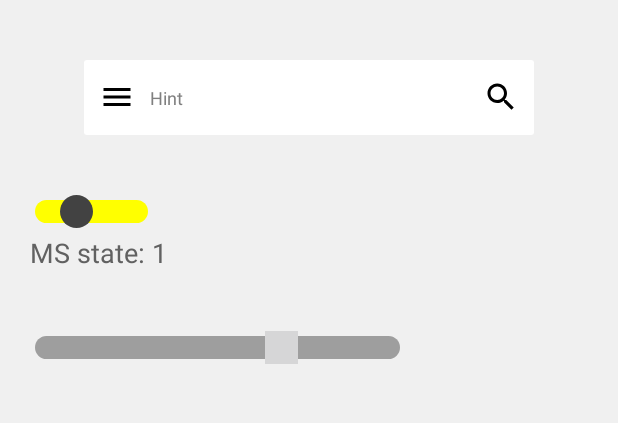
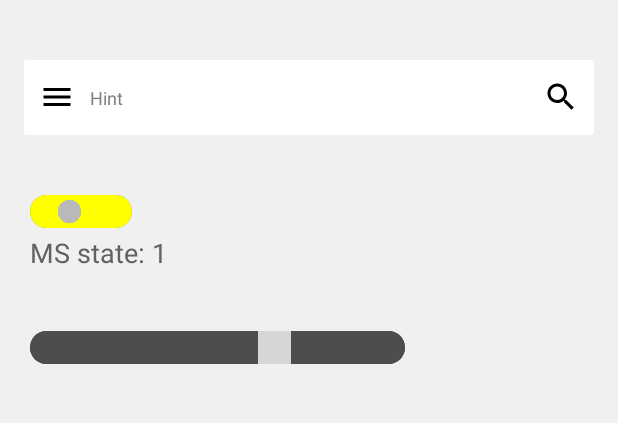
Before and after one commit to AntonMolganov/UIComponents, an Android app: the screen it shows after launch (MainActivity), after a tap on an icon or button, on a phone screen of 412 x 824 dp, the part 105-528 px from its top. Run offline under Robolectric (Android 15) with nearby library versions, the phone set to English and light mode, and no system bars; grey boxes are pictures that could not be loaded.

Commit message:
Bugs fixed Added toogleScale attribute Added toggleRelativePadding attribute

```diff
--- a/app/src/main/res/layout/activity_main.xml
+++ b/app/src/main/res/layout/activity_main.xml
@@ -26,7 +26,7 @@
 
     <com.example.uicomponents.SearchBar
         android:id="@+id/searchbar"
-        android:layout_width="wrap_content"
+        android:layout_width="match_parent"
         android:layout_height="wrap_content"
         android:layout_marginTop="20dp"
         android:layout_marginLeft="16dp"
@@ -60,10 +60,9 @@
             android:layout_height="wrap_content"
             multistateswitch:current_state="0"
             multistateswitch:states_qty="4"
+            multistateswitch:toggleScale="0.7"
             multistateswitch:direction="right"
-            multistateswitch:enabled="true"
-            multistateswitch:barColor="@color/grey"
-            multistateswitch:toggleColor="@color/greyDarkDark"/>
+            multistateswitch:enabled="true"/>
         <TextView
             android:id="@+id/ms1_label"
             android:layout_width="wrap_content"
@@ -90,11 +89,9 @@
             android:layout_height="wrap_content"
             multistateswitch:current_state="4"
             multistateswitch:states_qty="7"
+            multistateswitch:toggleScale="1.5"
             multistateswitch:direction="bounce"
-            multistateswitch:enabled="true"
-            multistateswitch:toggleDrawable="@drawable/ic_search_black_24dp"
-            multistateswitch:barColor="@color/grey"
-            multistateswitch:toggleColor="@color/grey"/>
+            multistateswitch:enabled="true"/>
         <TextView
             android:id="@+id/ms2_label"
             android:layout_width="wrap_content"
--- a/uicomponents/src/main/java/com/example/uicomponents/MultistateSwitch.java
+++ b/uicomponents/src/main/java/com/example/uicomponents/MultistateSwitch.java
@@ -4,7 +4,7 @@ import android.animation.LayoutTransition;
 import android.annotation.TargetApi;
 import android.content.Context;
 import android.content.res.TypedArray;
-import android.graphics.Color;
+import android.graphics.Canvas;
 import android.graphics.drawable.Drawable;
 import android.graphics.drawable.GradientDrawable;
 import android.graphics.drawable.TransitionDrawable;
@@ -24,12 +24,8 @@ import java.util.Collections;
 import java.util.LinkedList;
 
 
-public class MultistateSwitch extends RelativeLayout implements View.OnClickListener, View.OnLayoutChangeListener {
+public class MultistateSwitch extends RelativeLayout implements View.OnClickListener {
     private static final int ANIMATION_DURATION = 150;
-    private static final int DEFAULT_STATES_QTY = 2;
-    private static final int DEFAULT_STATE = 0;
-    private static final boolean DEFAULT_ENABLED = true;
-    private static final int DEFAULT_DIRECTION = DIRECTION_RIGHT;
 
     private static final int DIRECTION_RIGHT = 0;
     private static final int DIRECTION_LEFT = 1;
@@ -38,8 +34,16 @@ public class MultistateSwitch extends RelativeLayout implements View.OnClickList
     private static final float ENABLED_ALPHA_VALUE = 1.0f;
     private static final float DISABLED_ALPHA_VALUE = 0.6f;
 
-    private static final int DEFAULT_BAR_COLOR = 0xFF7E7E7E;
-    private static final int DEFAULT_TOGGLE_COLOR = 0xFF616161;
+    private static final int DEFAULT_STATES_QTY = 2;
+    private static final int DEFAULT_STATE = 0;
+    private static final boolean DEFAULT_ENABLED = true;
+    private static final int DEFAULT_DIRECTION = DIRECTION_RIGHT;
+    private static final float DEFAULT_TOGGLE_SCALE = 1f;
+    private static final int DEFAULT_BAR_COLOR = 0xff4d4d4d;
+    private static final int DEFAULT_TOGGLE_COLOR = 0xffb9b9b9;
+    private static final float DEFAULT_TOGGLE_RELATIVE_PADDING = 0.1f;
+
+
 
     private static final String BUNDLE_KEY_STATE = "CurrentState";
     private static final String BUNDLE_KEY_STATES_QTY = "StateQty";
@@ -47,23 +51,26 @@ public class MultistateSwitch extends RelativeLayout implements View.OnClickList
     private static final String BUNDLE_KEY_ENABLED = "Enabled";
     private static final String BUNDLE_KEY_BAR_COLOR = "BarColor";
     private static final String BUNDLE_KEY_TOGGLE_COLOR = "ToggleColor";
-    private static final String BUNDLE_KEY_TOGGLE_DRAWABLE = "ToggleDrawable";
     private static final String BUNDLE_BAR_COLORS = "BarColors";
     private static final String BUNDLE_TOGGLE_COLORS = "ToggleColors";
-    private static final String BUNDLE_TOGGLE_DRAWABLES = "ToggleDrawables";
 
 
 
     private LayoutTransition mLayoutTransition;
+    private RelativeLayout mParentLayout;
     private ToggleImageView mToggle;
     private ImageView mBar;
-    private float mRealDivisionSize;
 
     private int mCurrentState = DEFAULT_STATE;
     private int mStatesQty = DEFAULT_STATES_QTY;
     private boolean mEnabled;
     private int mDirection;
     private int mCurrentDirection;
+
+    private int mSpecifiedDivisionLength;
+    private int mDivisionLength;
+    private float mToggleScale;
+    private float mToggleRelativePadding;
 
     private int mBarColor;
     private int[] mBarColors;
@@ -73,6 +80,7 @@ public class MultistateSwitch extends RelativeLayout implements View.OnClickList
 
     private Drawable mToggleDrawable;
     private Drawable[] mToggleDrawables;
+
 
 
 
@@ -93,15 +101,13 @@ public class MultistateSwitch extends RelativeLayout implements View.OnClickList
         inflater.inflate(R.layout.multistateswitch, this, true);
         mToggle = (ToggleImageView) findViewById(R.id.toggle);
         mBar = (ImageView) findViewById(R.id.bar);
-        RelativeLayout mParentLayout = (RelativeLayout) findViewById(R.id.parent);
+        mParentLayout = (RelativeLayout) findViewById(R.id.parent);
         if (mLayoutTransition == null) {
             mLayoutTransition = new LayoutTransition();
             mLayoutTransition.setDuration(ANIMATION_DURATION);
             mLayoutTransition.enableTransitionType(LayoutTransition.CHANGING);
             mLayoutTransition.setInterpolator(LayoutTransition.CHANGING, new FastOutLinearInInterpolator());
         }
-        setLayoutTransition(mLayoutTransition);
-        mParentLayout.setLayoutTransition(mLayoutTransition);
 
         TypedArray typedArray = context.getTheme().obtainStyledAttributes(attrs, R.styleable.MultistateSwitch, defStyleAttr, 0);
         try {
@@ -115,7 +121,10 @@ public class MultistateSwitch extends RelativeLayout implements View.OnClickList
             mCurrentDirection = DIRECTION_RIGHT;
             mBarColor = typedArray.getColor(R.styleable.MultistateSwitch_barColor, DEFAULT_BAR_COLOR);
             mToggleColor = typedArray.getColor(R.styleable.MultistateSwitch_toggleColor, DEFAULT_TOGGLE_COLOR);
+            mToggleScale = typedArray.getFloat(R.styleable.MultistateSwitch_toggleScale, DEFAULT_TOGGLE_SCALE);
+            mToggleRelativePadding = typedArray.getFloat(R.styleable.MultistateSwitch_toggleRelativePadding, DEFAULT_TOGGLE_RELATIVE_PADDING);
 
+            mSpecifiedDivisionLength = getResources().getDimensionPixelSize(R.dimen.multistateswitch_default_division_length);
             int toggle_drawable_id = typedArray.getResourceId(R.styleable.MultistateSwitch_toggleDrawable, 0);
             if (toggle_drawable_id == 0) {
                 mToggleDrawable = null;
@@ -126,57 +135,27 @@ public class MultistateSwitch extends RelativeLayout implements View.OnClickList
             typedArray.recycle();
         }
 
-        setState(mCurrentState);
-        addOnLayoutChangeListener(this);
+
+        setState(mCurrentState, false);
+
         setOnClickListener(this);
-    }
-
-    @Override
-    protected Parcelable onSaveInstanceState() {
-        Bundle bundle = (Bundle) super.onSaveInstanceState();
-        bundle.putInt(BUNDLE_KEY_STATE, mCurrentState);
-        bundle.putInt(BUNDLE_KEY_STATES_QTY, mStatesQty);
-        bundle.putBoolean(BUNDLE_KEY_ENABLED, mEnabled);
-        bundle.putInt(BUNDLE_KEY_DIRECTION, mDirection);
-        bundle.putInt(BUNDLE_KEY_BAR_COLOR, mBarColor);
-        bundle.putInt(BUNDLE_KEY_TOGGLE_COLOR, mToggleColor);
-        bundle.putIntArray(BUNDLE_BAR_COLORS, mBarColors);
-        bundle.putIntArray(BUNDLE_TOGGLE_COLORS, mToggleColors);
-        return bundle;
-    }
-
-    @Override
-    protected void onRestoreInstanceState(Parcelable state) {
-        super.onRestoreInstanceState(state);
-        Bundle prevState = (Bundle) state;
-        mCurrentState = prevState.getInt(BUNDLE_KEY_STATE, DEFAULT_STATE);
-        mStatesQty = prevState.getInt(BUNDLE_KEY_STATES_QTY, DEFAULT_STATES_QTY);
-        mEnabled = prevState.getBoolean(BUNDLE_KEY_ENABLED, DEFAULT_ENABLED);
-        mDirection = prevState.getInt(BUNDLE_KEY_DIRECTION, DEFAULT_DIRECTION);
-        mDirection = prevState.getInt(BUNDLE_KEY_DIRECTION, DEFAULT_DIRECTION);
-        mBarColor = prevState.getInt(BUNDLE_KEY_BAR_COLOR, DEFAULT_BAR_COLOR);
-        mToggleColor = prevState.getInt(BUNDLE_KEY_TOGGLE_COLOR, DEFAULT_TOGGLE_COLOR);
-        mBarColors = prevState.getIntArray(BUNDLE_BAR_COLORS);
-        mToggleColors = prevState.getIntArray(BUNDLE_TOGGLE_COLORS);
-        setState(mCurrentState);
-        notifyListeners();
-    }
-
-
-    @Override
-    public void onLayoutChange(View view, int i, int i1, int i2, int i3, int i4, int i5, int i6, int i7) {
-        removeOnLayoutChangeListener(this);
-        measure(getMeasuredWidth(), getMeasuredHeight());
     }
 
     public int getState(){
         return mCurrentState;
     }
 
-    public void setState(int state) {
+    public void setState(int state, boolean animated) {
+        if (animated){
+            mParentLayout.setLayoutTransition(mLayoutTransition);
+            setLayoutTransition(mLayoutTransition);
+        }else{
+            mParentLayout.setLayoutTransition(null);
+            setLayoutTransition(null);
+        }
         mCurrentState = state;
-        setAppearance();
-        setTogglePosition();
+        setDrawables();
+        setPositions();
     }
 
     private int getNextState() {
@@ -206,49 +185,76 @@ public class MultistateSwitch extends RelativeLayout implements View.OnClickList
 
     @Override
     protected void onMeasure(int widthMeasureSpec, int heightMeasureSpec) {
-        super.onMeasure(widthMeasureSpec, heightMeasureSpec);
         int widthMode = MeasureSpec.getMode(widthMeasureSpec);
         int heightMode = MeasureSpec.getMode(heightMeasureSpec);
 
 
-        int defaultWidth = getResources().getDimensionPixelSize(R.dimen.multistateswitch_default_interval)*(mStatesQty -1)+mToggle.getWidth();
+        int width;
+        int height;
 
-        if (widthMode != MeasureSpec.EXACTLY) {
-            if ((widthMode == MeasureSpec.UNSPECIFIED) || (widthMode == MeasureSpec.AT_MOST && defaultWidth < MeasureSpec.getSize(widthMeasureSpec))) widthMeasureSpec = MeasureSpec.makeMeasureSpec(defaultWidth, MeasureSpec.EXACTLY);
+
+        int default_height = getResources().getDimensionPixelSize(R.dimen.multistateswitch_default_height);
+
+        if (widthMode != MeasureSpec.EXACTLY && heightMode != MeasureSpec.EXACTLY){
+            height = default_height;
+            if ((heightMode == MeasureSpec.UNSPECIFIED) || (heightMode == MeasureSpec.AT_MOST && height < MeasureSpec.getSize(heightMeasureSpec))) heightMeasureSpec = MeasureSpec.makeMeasureSpec(height, MeasureSpec.EXACTLY);
+            width = mSpecifiedDivisionLength * (mStatesQty - 1) + height;
+            if ((widthMode == MeasureSpec.UNSPECIFIED) || (widthMode == MeasureSpec.AT_MOST && width < MeasureSpec.getSize(widthMeasureSpec))) widthMeasureSpec = MeasureSpec.makeMeasureSpec(width, MeasureSpec.EXACTLY);
+        }else if (widthMode != MeasureSpec.EXACTLY){
+            height = MeasureSpec.getSize(heightMeasureSpec);
+            width = mSpecifiedDivisionLength * (mStatesQty - 1) + height;
+            if ((widthMode == MeasureSpec.UNSPECIFIED) || (widthMode == MeasureSpec.AT_MOST && width < MeasureSpec.getSize(widthMeasureSpec))) widthMeasureSpec = MeasureSpec.makeMeasureSpec(width, MeasureSpec.EXACTLY);
+        }else if (heightMode != MeasureSpec.EXACTLY){
+            width = MeasureSpec.getSize(widthMeasureSpec);
+            if (width < default_height) {
+                height = width;
+            }else{
+                height = default_height;
+            }
+            if ((heightMode == MeasureSpec.UNSPECIFIED) || (heightMode == MeasureSpec.AT_MOST && height < MeasureSpec.getSize(heightMeasureSpec))) heightMeasureSpec = MeasureSpec.makeMeasureSpec(height, MeasureSpec.EXACTLY);
         }
-
-        int defaultHeight = getResources().getDimensionPixelSize(R.dimen.multistateswitch_default_height);
-        if (heightMode != MeasureSpec.EXACTLY) {
-            if ((heightMode == MeasureSpec.UNSPECIFIED) || (heightMode == MeasureSpec.AT_MOST && defaultHeight < MeasureSpec.getSize(heightMeasureSpec))) heightMeasureSpec = MeasureSpec.makeMeasureSpec(defaultHeight, MeasureSpec.EXACTLY);
-        }
-
         if (MeasureSpec.getSize(widthMeasureSpec) < MeasureSpec.getSize(heightMeasureSpec)) heightMeasureSpec = MeasureSpec.makeMeasureSpec(MeasureSpec.getSize(widthMeasureSpec), MeasureSpec.getMode(heightMeasureSpec));
 
+        mDivisionLength = Math.round(((float)MeasureSpec.getSize(widthMeasureSpec) - MeasureSpec.getSize(heightMeasureSpec)) / (mStatesQty - 1));
 
-        int barHeight = mToggle.getHeight() * 2 / 3;
-        int margin = (mToggle.getHeight() - barHeight ) / 2;
-        LayoutParams params = (LayoutParams) mBar.getLayoutParams();
-        params.setMargins(margin, margin, margin, margin);
-        mBar.setLayoutParams(params);
-
-        mRealDivisionSize = ((float)mBar.getWidth() - barHeight) / (mStatesQty - 1);
-        setTogglePosition();
-
+        setPositions();
         super.onMeasure(widthMeasureSpec, heightMeasureSpec);
     }
 
-    private void setTogglePosition() {
+    private void setPositions() {
+        if (mToggleScale > 1){
+            int barHeight = Math.round((float)mToggle.getHeight()  / mToggleScale);
+            int barMargin = Math.round(((float)getHeight()-barHeight)/2);
+            MarginLayoutParams barParams = ((MarginLayoutParams) mBar.getLayoutParams());
+            barParams.setMargins(barMargin,
+                    barMargin,
+                    barMargin,
+                    barMargin);
+            mBar.setLayoutParams(barParams);
+        }
+
         MarginLayoutParams toggleParams = ((MarginLayoutParams) mToggle.getLayoutParams());
-        int margin = (mCurrentState != mStatesQty - 1) ? (int) (mRealDivisionSize * mCurrentState) : getWidth() - mToggle.getWidth();
-        toggleParams.setMargins(margin,
-                toggleParams.topMargin,
-                toggleParams.rightMargin,
-                toggleParams.bottomMargin);
+        if (mToggleScale < 1){
+            int toggleSize = Math.round(getHeight() * mToggleScale);
+            int toggleVerticalMargin = Math.round((getHeight() - toggleSize) / 2);
+            int toggleLeftMargin = (mCurrentState != mStatesQty - 1) ? toggleVerticalMargin + mDivisionLength * mCurrentState : getWidth() - mToggle.getWidth() - toggleVerticalMargin;
+            toggleParams.setMargins(toggleLeftMargin,
+                    toggleVerticalMargin,
+                    toggleParams.rightMargin,
+                    toggleVerticalMargin);
+        }else{
+            int toggleLeftMargin = (mCurrentState != mStatesQty - 1) ? mDivisionLength * mCurrentState : getWidth() - mToggle.getWidth();
+            toggleParams.setMargins(toggleLeftMargin,
+                    toggleParams.topMargin,
+                    toggleParams.rightMargin,
+                    toggleParams.bottomMargin);
+        }
         mToggle.setLayoutParams(toggleParams);
+        int padding = Math.round(mToggle.getWidth() * mToggleRelativePadding);
+        mToggle.setPadding(padding, padding, padding, padding);
     }
 
-    private void setAppearance() {
-
+    private void setDrawables() {
         Drawable nextBarDrawable = ContextCompat.getDrawable(getContext(), R.drawable.multistateswitch);
         ((GradientDrawable) nextBarDrawable).setColor(getBarColor(mCurrentState));
         if (mBar.getDrawable() == null) {
@@ -256,7 +262,6 @@ public class MultistateSwitch extends RelativeLayout implements View.OnClickList
         }else{
             Drawable currentBarDrawable = mBar.getDrawable() instanceof TransitionDrawable ? ((TransitionDrawable) mBar.getDrawable()).getDrawable(1) : mBar.getDrawable();
             TransitionDrawable transitionDrawable = new TransitionDrawable(new Drawable[]{ currentBarDrawable, nextBarDrawable});
-            transitionDrawable.setCrossFadeEnabled(true);
             mBar.setImageDrawable(transitionDrawable);
             transitionDrawable.startTransition(ANIMATION_DURATION);
         }
@@ -267,9 +272,9 @@ public class MultistateSwitch extends RelativeLayout implements View.OnClickList
             mToggle.setBackground(nextToggleBackgroundDrawable);
         }else{
             Drawable currentToggleBackgroundDrawable = mToggle.getBackground() instanceof TransitionDrawable ? ((TransitionDrawable) mToggle.getBackground()).getDrawable(1) : mToggle.getBackground();
-            TransitionDrawable transitionDrawable = new TransitionDrawable(new Drawable[]{ currentToggleBackgroundDrawable, nextToggleBackgroundDrawable});
-            transitionDrawable.setCrossFadeEnabled(true);
+            TransitionDrawable transitionDrawable = new TransitionDrawable(new Drawable[]{currentToggleBackgroundDrawable, nextToggleBackgroundDrawable});
             mToggle.setBackground(transitionDrawable);
+
             transitionDrawable.startTransition(ANIMATION_DURATION);
         }
 
@@ -279,8 +284,8 @@ public class MultistateSwitch extends RelativeLayout implements View.OnClickList
         }else{
             Drawable currentToggleDrawable = mToggle.getDrawable() instanceof TransitionDrawable ? ((TransitionDrawable) mToggle.getDrawable()).getDrawable(1) : mToggle.getDrawable();
             TransitionDrawable transitionDrawable = new TransitionDrawable(new Drawable[]{ currentToggleDrawable, nextToggleDrawable});
+            mToggle.setImageDrawable(transitionDrawable);
             transitionDrawable.setCrossFadeEnabled(true);
-            mToggle.setImageDrawable(transitionDrawable);
             transitionDrawable.startTransition(ANIMATION_DURATION);
         }
 
@@ -299,7 +304,7 @@ public class MultistateSwitch extends RelativeLayout implements View.OnClickList
 
     public void setBarColors(int[] colors){
         mBarColors = colors;
-        setState(mCurrentState);
+        setState(mCurrentState, false);
     }
 
     private int getToggleColor(int state){
@@ -314,7 +319,7 @@ public class MultistateSwitch extends RelativeLayout implements View.OnClickList
 
     public void setToggleColors(int[] colors){
         mToggleColors = colors;
-        setState(mCurrentState);
+        setState(mCurrentState, false);
     }
 
     private Drawable getToggleDrawable(int state){
@@ -329,13 +334,13 @@ public class MultistateSwitch extends RelativeLayout implements View.OnClickList
 
     public void setToggleDrawables(Drawable[] drawables){
         mToggleDrawables = drawables;
-        setState(mCurrentState);
+        setState(mCurrentState, false);
     }
 
     @Override
     public void onClick(View view) {
         if (mEnabled) {
-            setState(getNextState());
+            setState(getNextState(), true);
             notifyListeners();
         }
     }
@@ -368,6 +373,37 @@ public class MultistateSwitch extends RelativeLayout implements View.OnClickList
         void onStateChange(MultistateSwitch s, int state);
     }
 
+    @Override
+    protected Parcelable onSaveInstanceState() {
+        Bundle bundle = (Bundle) super.onSaveInstanceState();
+        bundle.putInt(BUNDLE_KEY_STATE, mCurrentState);
+        bundle.putInt(BUNDLE_KEY_STATES_QTY, mStatesQty);
+        bundle.putBoolean(BUNDLE_KEY_ENABLED, mEnabled);
+        bundle.putInt(BUNDLE_KEY_DIRECTION, mDirection);
+        bundle.putInt(BUNDLE_KEY_BAR_COLOR, mBarColor);
+        bundle.putInt(BUNDLE_KEY_TOGGLE_COLOR, mToggleColor);
+        bundle.putIntArray(BUNDLE_BAR_COLORS, mBarColors);
+        bundle.putIntArray(BUNDLE_TOGGLE_COLORS, mToggleColors);
+        return bundle;
+    }
+
+    @Override
+    protected void onRestoreInstanceState(Parcelable state) {
+        super.onRestoreInstanceState(state);
+        Bundle prevState = (Bundle) state;
+        mCurrentState = prevState.getInt(BUNDLE_KEY_STATE, DEFAULT_STATE);
+        mStatesQty = prevState.getInt(BUNDLE_KEY_STATES_QTY, DEFAULT_STATES_QTY);
+        mEnabled = prevState.getBoolean(BUNDLE_KEY_ENABLED, DEFAULT_ENABLED);
+        mDirection = prevState.getInt(BUNDLE_KEY_DIRECTION, DEFAULT_DIRECTION);
+        mDirection = prevState.getInt(BUNDLE_KEY_DIRECTION, DEFAULT_DIRECTION);
+        mBarColor = prevState.getInt(BUNDLE_KEY_BAR_COLOR, DEFAULT_BAR_COLOR);
+        mToggleColor = prevState.getInt(BUNDLE_KEY_TOGGLE_COLOR, DEFAULT_TOGGLE_COLOR);
+        mBarColors = prevState.getIntArray(BUNDLE_BAR_COLORS);
+        mToggleColors = prevState.getIntArray(BUNDLE_TOGGLE_COLORS);
+        setState(mCurrentState, false);
+        notifyListeners();
+    }
+
     public static class ToggleImageView extends ImageView {
 
         public ToggleImageView(Context context) {
--- a/uicomponents/src/main/res/layout/multistateswitch.xml
+++ b/uicomponents/src/main/res/layout/multistateswitch.xml
@@ -13,6 +13,5 @@
         android:id="@+id/toggle"
         android:layout_width="match_parent"
         android:layout_height="match_parent"
-        android:background="@android:color/black"
         android:scaleType="fitCenter"/>
 </RelativeLayout>
--- a/uicomponents/src/main/res/values/attrs.xml
+++ b/uicomponents/src/main/res/values/attrs.xml
@@ -21,6 +21,9 @@
             <enum name="left" value="1"/>
             <enum name="bounce" value="2"/>
         </attr>
+        <attr name="barRelativeThickness" format="float"/>
+        <attr name="toggleScale" format="float"/>
+        <attr name="toggleRelativePadding" format="float"/>
         <attr name="barColor" format="color"/>
         <attr name="toggleColor" format="color"/>
         <attr name="toggleDrawable" format="reference"/>
--- a/uicomponents/src/main/res/values/dimens.xml
+++ b/uicomponents/src/main/res/values/dimens.xml
@@ -1,6 +1,5 @@
 <?xml version="1.0" encoding="utf-8"?>
 <resources>
-    <dimen name="multistateswitch_default_interval">20dp</dimen>
-    <dimen name="multistateswitch_default_width">50dp</dimen>
+    <dimen name="multistateswitch_default_division_length">15dp</dimen>
     <dimen name="multistateswitch_default_height">22dp</dimen>
 </resources>
```
Also changed, not shown: app/src/main/res/drawable/dr1.png (added), app/src/main/res/drawable/dr2.png (added), app/src/main/res/drawable/dr3.png (added), app/src/main/res/drawable/dr4.png (added), app/src/main/res/drawable/dr5.png (added), app/src/main/res/drawable/dr6.png (added), app/src/main/res/drawable/dr7.png (added).
